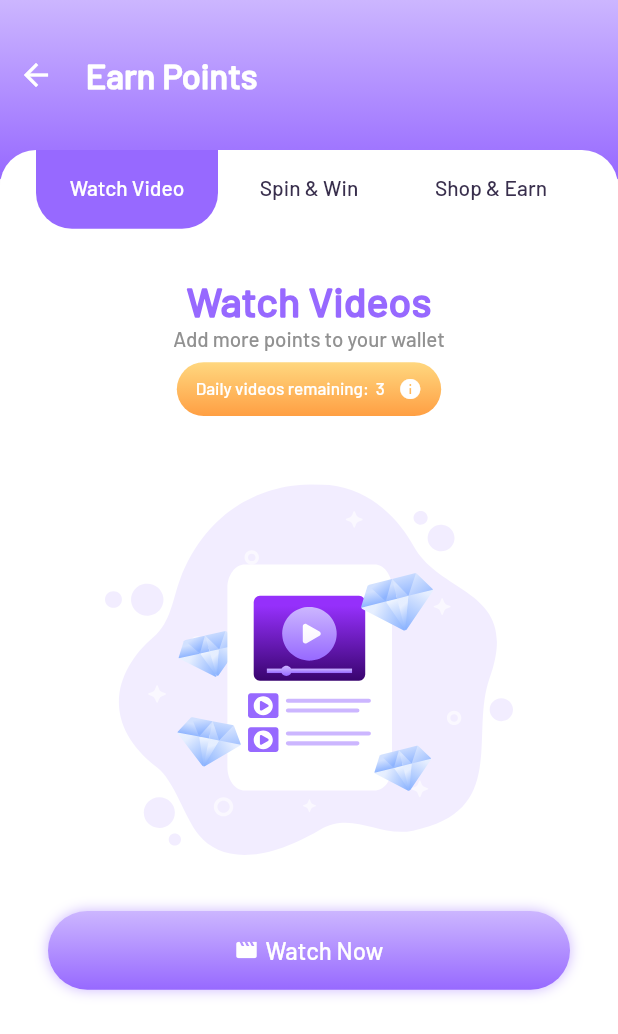
After one commit to Sayeed-Maheen/QuizKwik, a Flutter app: the EarnPointsScreen screen opened directly, on a phone screen of 412 x 824 dp. The commit adds this screen. Shown: the top 1034 px of the screen. Run offline on Flutter 3.47's test engine with Material 2 defaults, Android fonts, the light colour scheme and no system bars; our stand-ins replace dotted_border, flutter_fortune_wheel, flutter_screenutil, flutter_svg, get, getwidget and 4 more; accounts and stored records are empty.

Commit message:
12.04.23

```diff
--- a/quizkwik/lib/models/myDrawerModel.dart
+++ b/quizkwik/lib/models/myDrawerModel.dart
@@ -3,6 +3,7 @@ import 'package:flutter_screenutil/flutter_screenutil.dart';
 import 'package:get/get.dart';
 import 'package:quizkwik/screens/drawerScreens/notificationScreen.dart';
 import 'package:quizkwik/screens/drawerScreens/profileSettingsScreen.dart';
+import 'package:quizkwik/screens/earnPointsScreen.dart';
 
 import '../screens/drawerScreens/privacyPolicyScreen.dart';
 import '../widgets/appColors.dart';
@@ -146,9 +147,14 @@ class MyDrawerModel extends StatelessWidget {
                   SizedBox(height: 20.h),
                   const Divider(height: 2),
                   SizedBox(height: 20.h),
-                  Row(
+                  GestureDetector(
+                    onTap: () {
+                      Get.to(const EarnPointsScreen());
+                    },
+                    child: Row(
                       children: [
-                      const Icon(Icons.diamond, color: AppColors.colorPrimary),
+                        const Icon(Icons.diamond,
+                            color: AppColors.colorPrimary),
                         SizedBox(width: 8.w),
                         Text(
                           "Earn Points",
@@ -158,6 +164,7 @@ class MyDrawerModel extends StatelessWidget {
                               fontWeight: FontWeight.w600),
                         ),
                       ],
+                    ),
                   ),
                   SizedBox(height: 20.h),
                   const Divider(height: 2),
--- /dev/null
+++ b/quizkwik/lib/models/watchVideoModel.dart
@@ -0,0 +1,128 @@
+import 'package:flutter/material.dart';
+import 'package:flutter_screenutil/flutter_screenutil.dart';
+import 'package:flutter_svg/svg.dart';
+import 'package:quizkwik/widgets/iconAndTextButton.dart';
+
+import '../widgets/appColors.dart';
+
+class WatchVideoModel extends StatefulWidget {
+  const WatchVideoModel({Key? key}) : super(key: key);
+
+  @override
+  State<WatchVideoModel> createState() => _WatchVideoModelState();
+}
+
+class _WatchVideoModelState extends State<WatchVideoModel> {
+  int _counter = 3;
+  Gradient _containerGradient = const LinearGradient(
+    begin: Alignment.topCenter,
+    end: Alignment.bottomCenter,
+    colors: [
+      AppColors.colorCard2GradientStart,
+      AppColors.colorCard2GradientEnd
+    ],
+  );
+  bool _isCounterDisabled = false;
+
+  void _incrementCounter() {
+    setState(() {
+      if (_counter > 0) {
+        _counter--;
+        if (_counter == 0) {
+          _containerGradient = const LinearGradient(
+            begin: Alignment.topCenter,
+            end: Alignment.bottomCenter,
+            colors: [Colors.grey, Colors.grey],
+          );
+          _isCounterDisabled = true;
+        }
+      }
+    });
+  }
+
+  @override
+  Widget build(BuildContext context) {
+    return Container(
+      margin: const EdgeInsets.all(16),
+      padding: const EdgeInsets.all(16),
+      child: Column(
+        children: [
+          Text(
+            "Watch Videos",
+            style: TextStyle(
+                fontSize: 24.sp,
+                color: AppColors.colorPrimary,
+                fontWeight: FontWeight.w700),
+          ),
+          Text(
+            "Add more points to your wallet",
+            style: TextStyle(
+                fontSize: 12.sp,
+                color: AppColors.colorBlackLowEmp,
+                fontWeight: FontWeight.w400),
+          ),
+          Container(
+            margin: const EdgeInsets.symmetric(vertical: 8),
+            padding: const EdgeInsets.symmetric(vertical: 8, horizontal: 8),
+            height: 30.h,
+            width: 154.w,
+            decoration: BoxDecoration(
+              borderRadius: BorderRadius.circular(100),
+              gradient: _containerGradient,
+            ),
+            child: Row(
+              mainAxisAlignment: MainAxisAlignment.spaceAround,
+              children: [
+                Row(
+                  children: [
+                    Text(
+                      "Daily videos remaining:",
+                      style: TextStyle(
+                          fontSize: 10.sp,
+                          color: AppColors.colorWhiteHighEmp,
+                          fontWeight: FontWeight.w600),
+                    ),
+                    SizedBox(width: 4.w),
+                    Text(
+                      '$_counter',
+                      style: TextStyle(
+                          fontSize: 10.sp,
+                          color: AppColors.colorWhiteHighEmp,
+                          fontWeight: FontWeight.w600),
+                    ),
+                  ],
+                ),
+                const Icon(Icons.info,
+                    color: AppColors.colorWhiteHighEmp, size: 16)
+              ],
+            ),
+          ),
+          Padding(
+            padding: const EdgeInsets.symmetric(horizontal: 38, vertical: 32),
+            child: SvgPicture.asset('assets/images/watchVideo.svg'),
+          ),
+          IconAndTextButton(
+              onPressed: _incrementCounter,
+              child: Row(
+                mainAxisAlignment: MainAxisAlignment.center,
+                children: [
+                  const Icon(
+                    Icons.movie_creation,
+                    size: 16,
+                    color: AppColors.colorWhiteHighEmp,
+                  ),
+                  SizedBox(width: 4.w),
+                  Text(
+                    "Watch Now",
+                    style: TextStyle(
+                        fontSize: 14.sp,
+                        color: AppColors.colorWhiteHighEmp,
+                        fontWeight: FontWeight.w600),
+                  ),
+                ],
+              ))
+        ],
+      ),
+    );
+  }
+}
--- /dev/null
+++ b/quizkwik/lib/screens/earnPointsScreen.dart
@@ -0,0 +1,138 @@
+import 'package:flutter/material.dart';
+import 'package:flutter_screenutil/flutter_screenutil.dart';
+import 'package:get/get.dart';
+import 'package:get/get_core/src/get_main.dart';
+import 'package:quizkwik/models/watchVideoModel.dart';
+
+import '../models/myBottomNav.dart';
+import '../widgets/appColors.dart';
+
+class EarnPointsScreen extends StatefulWidget {
+  const EarnPointsScreen({Key? key}) : super(key: key);
+
+  @override
+  State<EarnPointsScreen> createState() => _EarnPointsScreenState();
+}
+
+class _EarnPointsScreenState extends State<EarnPointsScreen>
+    with SingleTickerProviderStateMixin {
+  late TabController _tabController;
+  @override
+  void initState() {
+    _tabController = TabController(length: 3, vsync: this);
+    super.initState();
+  }
+
+  @override
+  void dispose() {
+    _tabController.dispose();
+    super.dispose();
+  }
+
+  @override
+  Widget build(BuildContext context) {
+    return WillPopScope(
+      onWillPop: () async {
+        Get.offAll(const MyBottomNav());
+        return false;
+      },
+      child: Scaffold(
+        body: Column(
+          crossAxisAlignment: CrossAxisAlignment.start,
+          children: [
+            Stack(
+              children: [
+                Container(
+                  height: 100.h,
+                  decoration: const BoxDecoration(
+                    gradient: LinearGradient(
+                      colors: [
+                        AppColors.colorBlueGradientStart,
+                        AppColors.colorBlueGradientEnd
+                      ],
+                      begin: Alignment.topCenter,
+                      end: Alignment.bottomCenter,
+                    ),
+                  ),
+                  child: Padding(
+                    padding: const EdgeInsets.only(top: 30, bottom: 50),
+                    child: Row(
+                      crossAxisAlignment: CrossAxisAlignment.center,
+                      children: [
+                        IconButton(
+                            onPressed: () {
+                              Get.offAll(const MyBottomNav());
+                            },
+                            icon: const Icon(
+                              Icons.arrow_back,
+                              color: AppColors.colorWhiteHighEmp,
+                            )),
+                        SizedBox(width: 8.w),
+                        Text(
+                          'Earn Points',
+                          style: TextStyle(
+                              fontSize: 20.sp,
+                              color: AppColors.colorWhiteHighEmp,
+                              fontWeight: FontWeight.bold),
+                        ),
+                      ],
+                    ),
+                  ),
+                ),
+                Positioned(
+                  child: SingleChildScrollView(
+                    child: Container(
+                      margin: const EdgeInsets.only(top: 100),
+                      height: 572.h,
+                      decoration: BoxDecoration(
+                          color: AppColors.colorWhiteHighEmp,
+                          borderRadius: BorderRadius.circular(24)),
+                      child: Column(
+                        children: [
+                          Container(
+                            height: 44.h,
+                            margin: const EdgeInsets.symmetric(horizontal: 24),
+                            child: TabBar(
+                              indicator: const BoxDecoration(
+                                  borderRadius: BorderRadius.only(
+                                      topRight: Radius.circular(0),
+                                      bottomRight: Radius.circular(24),
+                                      topLeft: Radius.circular(0),
+                                      bottomLeft: Radius.circular(24)),
+                                  color: AppColors.colorPrimary),
+                              unselectedLabelColor: AppColors.colorBlackHighEmp,
+                              labelStyle: const TextStyle(),
+                              labelColor: AppColors.colorWhiteHighEmp,
+                              tabs: const [
+                                Tab(text: 'Watch Video'),
+                                Tab(text: 'Spin & Win'),
+                                Tab(text: 'Shop & Earn')
+                              ],
+                              controller: _tabController,
+                              indicatorSize: TabBarIndicatorSize.tab,
+                            ),
+                          ),
+                          Expanded(
+                            child: TabBarView(
+                              physics: const BouncingScrollPhysics(),
+                              children: [
+                                const WatchVideoModel(),
+                                Container(),
+                                Container(),
+                              ],
+                              controller: _tabController,
+                            ),
+                          ),
+                        ],
+                      ),
+                    ),
+                  ),
+                ),
+              ],
+            )
+          ],
+        ),
+      ),
+    );
+  }
+}
--- a/quizkwik/lib/screens/historyScreen.dart
+++ b/quizkwik/lib/screens/historyScreen.dart
@@ -21,7 +21,7 @@ class _HistoryScreenState extends State<HistoryScreen>
 
   @override
   void initState() {
-    _tabController = new TabController(length: 3, vsync: this);
+    _tabController = TabController(length: 3, vsync: this);
     super.initState();
   }
 
@@ -34,14 +34,13 @@ class _HistoryScreenState extends State<HistoryScreen>
   @override
   Widget build(BuildContext context) {
     return Scaffold(
-      body: Container(
-        child: Column(
+      body: Column(
         crossAxisAlignment: CrossAxisAlignment.start,
         children: [
           Stack(children: [
             Container(
               height: 100.h,
-                decoration: BoxDecoration(
+              decoration: const BoxDecoration(
                 gradient: LinearGradient(
                   colors: [
                     AppColors.colorBlueGradientStart,
@@ -58,9 +57,9 @@ class _HistoryScreenState extends State<HistoryScreen>
                   children: [
                     IconButton(
                         onPressed: () {
-                            Get.offAll(MyBottomNav());
+                          Get.offAll(const MyBottomNav());
                         },
-                          icon: Icon(
+                        icon: const Icon(
                           Icons.arrow_back,
                           color: AppColors.colorWhiteHighEmp,
                         )),
@@ -79,7 +78,7 @@ class _HistoryScreenState extends State<HistoryScreen>
             Positioned(
               child: SingleChildScrollView(
                 child: Container(
-                    margin: EdgeInsets.only(top: 100),
+                  margin: const EdgeInsets.only(top: 100),
                   height: 572.h,
                   decoration: BoxDecoration(
                       color: AppColors.colorWhiteHighEmp,
@@ -88,9 +87,9 @@ class _HistoryScreenState extends State<HistoryScreen>
                     children: [
                       Container(
                         height: 44.h,
-                          margin: EdgeInsets.symmetric(horizontal: 24),
+                        margin: const EdgeInsets.symmetric(horizontal: 24),
                         child: TabBar(
-                            indicator: BoxDecoration(
+                          indicator: const BoxDecoration(
                               borderRadius: BorderRadius.only(
                                   topRight: Radius.circular(0),
                                   bottomRight: Radius.circular(24),
@@ -98,9 +97,9 @@ class _HistoryScreenState extends State<HistoryScreen>
                                   bottomLeft: Radius.circular(24)),
                               color: AppColors.colorPrimary),
                           unselectedLabelColor: AppColors.colorBlackHighEmp,
-                            labelStyle: TextStyle(),
+                          labelStyle: const TextStyle(),
                           labelColor: AppColors.colorWhiteHighEmp,
-                            tabs: [
+                          tabs: const [
                             Tab(text: 'Ongoing'),
                             Tab(text: 'Completed'),
                             Tab(text: 'Created')
@@ -111,11 +110,11 @@ class _HistoryScreenState extends State<HistoryScreen>
                       ),
                       Expanded(
                         child: TabBarView(
-                            physics: BouncingScrollPhysics(),
+                          physics: const BouncingScrollPhysics(),
                           children: [
-                              OngoingHistoryModel(),
-                              CompletedHistoryModel(),
-                              CreatedHistoryModel(),
+                            const OngoingHistoryModel(),
+                            const CompletedHistoryModel(),
+                            const CreatedHistoryModel(),
                           ],
                           controller: _tabController,
                         ),
@@ -128,7 +127,6 @@ class _HistoryScreenState extends State<HistoryScreen>
           ]),
         ],
       ),
-      ),
     );
   }
 }
--- /dev/null
+++ b/quizkwik/lib/widgets/iconAndTextButton.dart
@@ -0,0 +1,56 @@
+import 'package:flutter/material.dart';
+import 'package:flutter_screenutil/flutter_screenutil.dart';
+import 'appColors.dart';
+
+class IconAndTextButton extends StatefulWidget {
+  final void Function()? onPressed; // Function to be executed on button press
+  final Widget child; // Child widget to be displayed inside the button
+  const IconAndTextButton({
+    Key? key,
+    required this.onPressed,
+    required this.child,
+  }) : super(key: key);
+
+  @override
+  State<IconAndTextButton> createState() => _IconAndTextButtonState();
+}
+
+class _IconAndTextButtonState extends State<IconAndTextButton> {
+  @override
+  Widget build(BuildContext context) {
+    return Container(
+      height: 44.h, // Set the height of the button
+      decoration: BoxDecoration(
+        gradient: const LinearGradient(
+          colors: [
+            AppColors.colorBlueGradientStart, // Start color of the gradient
+            AppColors.colorBlueGradientEnd, // End color of the gradient
+          ],
+          begin: Alignment.topCenter, // Gradient start position
+          end: Alignment.bottomCenter, // Gradient end position
+        ),
+        borderRadius:
+            BorderRadius.circular(48), // Set the border radius of the button
+        boxShadow: const <BoxShadow>[
+          BoxShadow(
+              color: AppColors.colorPrimaryLightest,
+              blurRadius: 7), // Add a shadow to the button
+        ],
+      ),
+      child: MaterialButton(
+        height: 44.h, // Set the height of the button
+        splashColor: Colors.transparent, // Set the splash color of the button
+        shape: RoundedRectangleBorder(
+          borderRadius:
+              BorderRadius.circular(48), // Set the border radius of the button
+        ),
+        onPressed: widget
+            .onPressed, // Set the onPressed function of the button to the function provided in the constructor
+        child: Center(
+          child: widget
+              .child, // Set the child widget of the button to the widget provided in the constructor
+        ),
+      ),
+    );
+  }
+}
```
Also changed, not shown: quizkwik/assets/images/watchVideo.svg (added). Lines whose indentation alone changed are shown as unchanged.
